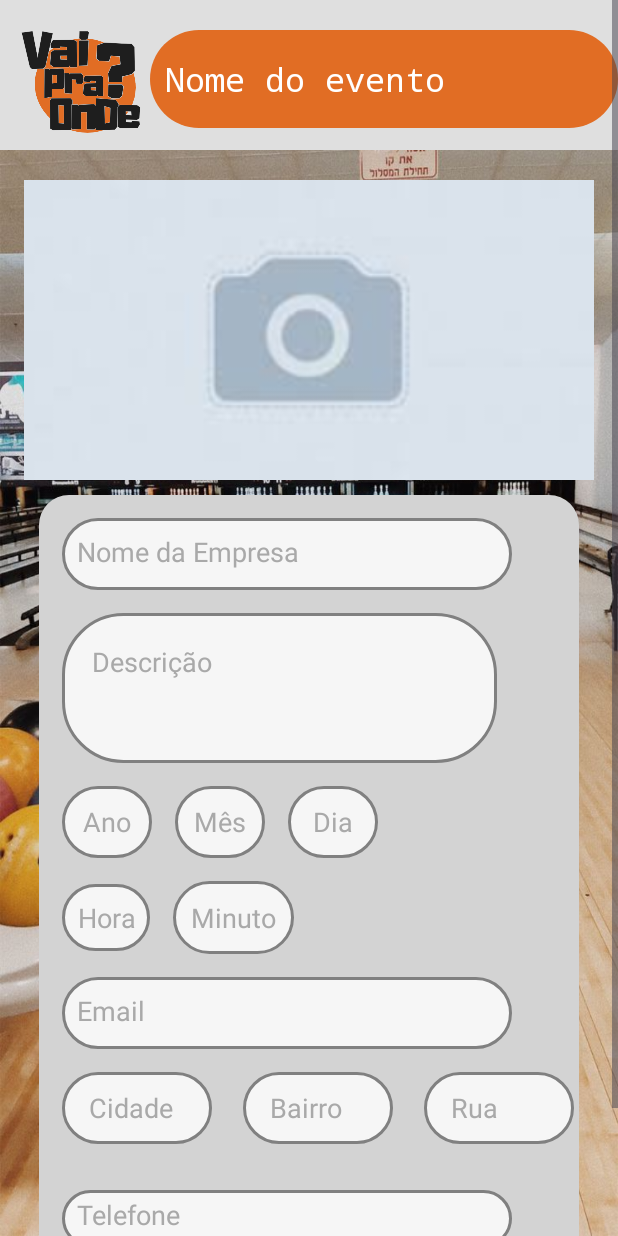
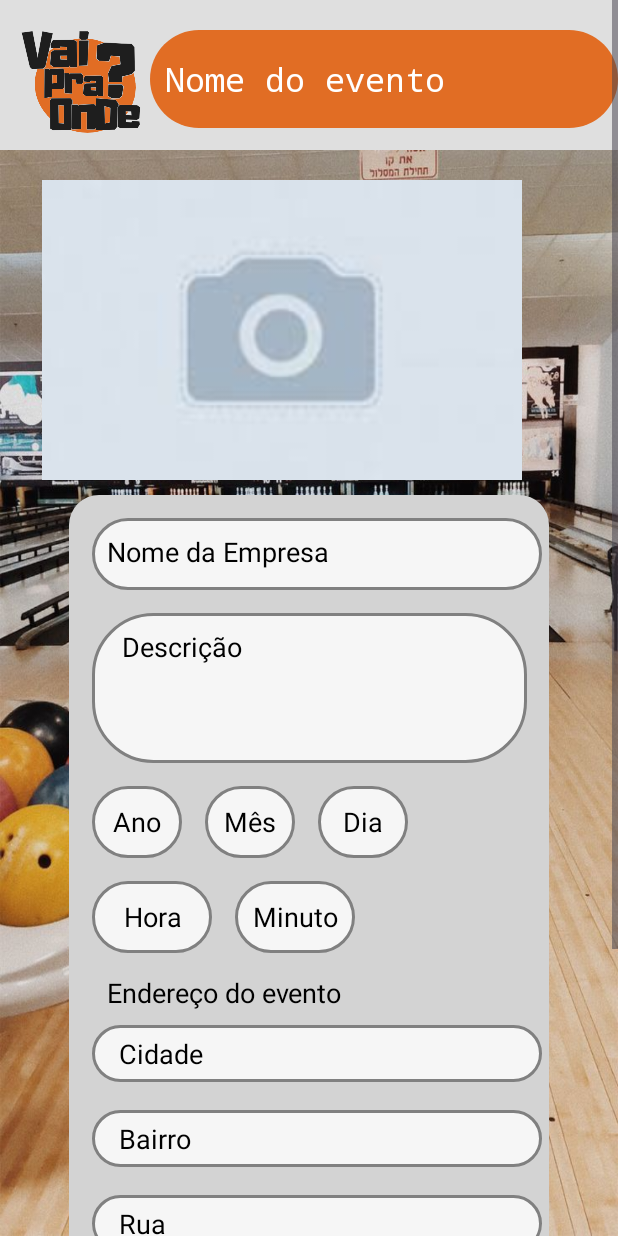
Before and after one commit to PedroFPer/Vai_pra_onde, an Android app: the fragment TelaCadastroEvento placed in its activity, on a phone screen of 412 x 824 dp. Run offline under Robolectric (Android 15) with nearby library versions, the phone set to English and light mode, and no system bars; 5 statements that could not run were skipped.

Commit message:
Eu acho que ta pronto

```diff
--- a/vaipraonde/app/src/main/java/com/ducks/vai_pra_onde/Geral/TelasFront/TelaCadastroEvento.java
+++ b/vaipraonde/app/src/main/java/com/ducks/vai_pra_onde/Geral/TelasFront/TelaCadastroEvento.java
@@ -16,6 +16,7 @@ import androidx.lifecycle.ViewModelProvider;
 
 import com.ducks.vai_pra_onde.Geral.FragmeViewModel.FragmeSessaoPessoaPJViewModel;
 import com.ducks.vai_pra_onde.Geral.SERVICE.FrontEndSERVICE.AtualizarListaSERVICE;
+import com.ducks.vai_pra_onde.Geral.Utilidades.UtilapagarFoco;
 import com.ducks.vai_pra_onde.Geral.novaDTO.Eventos;
 import com.ducks.vai_pra_onde.Geral.novaDTO.PessoaPJ;
 import com.ducks.vai_pra_onde.Geral.SERVICE.EventoSERVICE;
@@ -44,6 +45,8 @@ public class TelaCadastroEvento extends Fragment {
 
         PessoaPJ pessoaPJ = viewModelSessaoPJ.getPessoaPJ();
 
+        UtilapagarFoco utilapagarFoco = new UtilapagarFoco();
+
         //Atribuição dos componentes para variaveis
 
         //Informações da empresa que não podem ser modificadas
@@ -62,7 +65,7 @@ public class TelaCadastroEvento extends Fragment {
         EditText data_ano = view.findViewById(R.id.data_ano_cad);
         EditText data_mes = view.findViewById(R.id.data_mes_cad);
         EditText data_dia=view.findViewById(R.id.data_dia_cad);
-        EditText horario_hora = view.findViewById(R.id.horario_evento_cad_hora);
+        EditText horario_hora = view.findViewById(R.id.horario_do_evento_cad_hora);
         EditText horario_minuto = view.findViewById(R.id.horario_do_evento_cad_min);
 
         //Botão cadastro
@@ -73,6 +76,17 @@ public class TelaCadastroEvento extends Fragment {
         nome_da_empresa.setText(pessoaPJ.getNomeEmpresa());
         Email.setText(pessoaPJ.getEmail());
         Telefone.setText(pessoaPJ.getTelefone());
+
+        utilapagarFoco.apagarTextoAoFocar(nome_evento);
+        utilapagarFoco.apagarTextoAoFocar(descricao);
+        utilapagarFoco.apagarTextoAoFocar(cidade);
+        utilapagarFoco.apagarTextoAoFocar(bairro);
+        utilapagarFoco.apagarTextoAoFocar(rua);
+        utilapagarFoco.apagarTextoAoFocar(data_ano);
+        utilapagarFoco.apagarTextoAoFocar(data_mes);
+        utilapagarFoco.apagarTextoAoFocar(data_dia);
+        utilapagarFoco.apagarTextoAoFocar(horario_hora);
+        utilapagarFoco.apagarTextoAoFocar(horario_minuto);
 
 
         buttonSubmit.setOnClickListener(v -> {
--- /dev/null
+++ b/vaipraonde/app/src/main/java/com/ducks/vai_pra_onde/Geral/Utilidades/UtilapagarFoco.java
@@ -0,0 +1,17 @@
+package com.ducks.vai_pra_onde.Geral.Utilidades;
+
+import android.view.View;
+import android.widget.EditText;
+
+public class UtilapagarFoco {
+    public void apagarTextoAoFocar(EditText editText) {
+        editText.setOnFocusChangeListener(new View.OnFocusChangeListener() {
+            @Override
+            public void onFocusChange(View v, boolean hasFocus) {
+                if (hasFocus) {
+                    editText.setText(""); // Limpa o texto quando o EditText recebe foco
+                }
+            }
+        });
+    }
+}
--- a/vaipraonde/app/src/main/res/layout/activity_cadastro_evento.xml
+++ b/vaipraonde/app/src/main/res/layout/activity_cadastro_evento.xml
@@ -6,17 +6,14 @@
     android:layout_width="match_parent"
     android:layout_height="match_parent"
     android:background="@drawable/teste1"
-    android:descendantFocusability="afterDescendants"
-    tools:conhint=".Geral.TelasFront.TelaCadastroEvento">
-
+    tools:context=".Geral.TelasFront.TelaCadastroEvento"
+    android:descendantFocusability="afterDescendants">
 
     <LinearLayout
         android:layout_width="match_parent"
         android:layout_height="wrap_content"
         android:orientation="vertical"
         android:gravity="center"
-        android:focusable="true"
-        android:focusableInTouchMode="true"
         >
 
 
@@ -42,10 +39,9 @@
                 android:textSize="10pt"
                 android:background="@drawable/caixaperfil1"
                 android:textColor="@color/white"
-                android:textColorHint="@color/white"
                 android:padding="10dp"
                 android:fontFamily="monospace"
-                android:hint="Nome do evento"
+                android:text="Nome do evento"
                 android:imeOptions="actionNext"
                 android:inputType="text"/>
         </LinearLayout>
@@ -56,15 +52,14 @@
             android:layout_height="wrap_content"
             android:orientation="horizontal"
             android:layout_marginTop="20dp"
-            android:gravity="center"
             >
 
             <ImageView
 
-                android:layout_width="380dp"
-
+                android:layout_width="320dp"
+                android:layout_marginLeft="28dp"
+                android:layout_marginRight="17dp"
                 android:layout_height="200dp"
-
                 android:src="@drawable/default_foto"
                 android:scaleType="centerCrop"
                 android:adjustViewBounds="true" />
@@ -72,114 +67,98 @@
 
 
         <LinearLayout
-            android:layout_width="360dp"
-            android:layout_height="wrap_content"
+            android:layout_width="320dp"
+            android:layout_height="670dp"
 
             android:layout_marginTop="10dp"
 
             android:background="@drawable/conteiner"
             android:orientation="vertical"
             >
-            <ScrollView
-                android:layout_width="match_parent"
-                android:layout_height="match_parent">
-
             <LinearLayout
                 android:layout_width="match_parent"
                 android:layout_height="wrap_content"
-                    android:orientation="vertical"> <!-- Orientação vertical para melhor empilhamento -->
+                >
+
 
                 <TextView
                     android:id="@+id/nome_da_empresa_cad"
+                    android:padding="10dp"
                     android:layout_width="300dp"
                     android:layout_height="48dp"
                     android:layout_marginLeft="15dp"
                     android:layout_marginTop="15dp"
-                        android:padding="10dp"
-                        android:hint="Nome da Empresa"
+                    android:text="Nome da Empresa"
                     android:textColor="@color/black"
-                        android:textColorHint="@color/dark_gray"
                     android:background="@drawable/caixa"
+
+
                     android:textSize="8pt" />
-
-                    <!-- Adicione mais elementos aqui, se necessário -->
-
             </LinearLayout>
-            </ScrollView>
-
-            <ScrollView
-                android:layout_width="match_parent"
-                android:layout_height="match_parent">
 
             <LinearLayout
                 android:layout_width="match_parent"
-                    android:layout_height="wrap_content"
-                    android:orientation="vertical">
-
+                android:layout_height="wrap_content">
                 <EditText
                     android:id="@+id/descricao_cad"
                     android:layout_width="290dp"
                     android:layout_height="100dp"
+                    android:gravity="top|start"
+                    android:padding="10dp"
+                    android:paddingStart="20dp"
+                    android:paddingHorizontal="30dp"
                     android:layout_marginLeft="15dp"
                     android:layout_marginTop="15dp"
-                        android:gravity="top|start"
-                        android:padding="20dp"
-                        android:paddingVertical="100dp"
+                    android:text="Descrição"
                     android:textColor="@color/black"
-                        android:textColorHint="@color/dark_gray"
-                        android:hint="Descrição"
-                        android:background="@drawable/caixa" />
+                    android:background="@drawable/caixa"
+
+                    android:textSize="8pt" />
+
 
             </LinearLayout>
-            </ScrollView>
-
             <LinearLayout
                 android:layout_width="match_parent"
                 android:layout_height="wrap_content">
                 <EditText
                     android:id="@+id/data_ano_cad"
                     android:layout_width="60dp"
-                    android:textColor="@color/black"
                     android:layout_height="48dp"
                     android:layout_marginLeft="15dp"
                     android:layout_marginTop="15dp"
                     android:textAlignment="center"
-                    android:textColorHint="@color/dark_gray"
+                    android:text="Ano"
+                    android:textColor="@color/black"
+                    android:background="@drawable/caixa"
+                    android:imeOptions="actionNext"
                     android:inputType="number"
-                    android:hint="Ano"
-                    android:background="@drawable/caixa"
-                    android:textSize="8pt"
-                    android:imeOptions="actionNext"/>
+                    android:textSize="8pt" />
                 <EditText
                     android:id="@+id/data_mes_cad"
                     android:layout_width="60dp"
-                    android:textColor="@color/black"
                     android:layout_height="48dp"
                     android:layout_marginLeft="15dp"
                     android:layout_marginTop="15dp"
-                    android:textColorHint="@color/dark_gray"
                     android:textAlignment="center"
-                    android:hint="Mês"
+                    android:text="Mês"
+                    android:textColor="@color/black"
+                    android:background="@drawable/caixa"
+                    android:imeOptions="actionNext"
                     android:inputType="number"
-                    android:background="@drawable/caixa"
-
-                    android:textSize="8pt"
-                    android:imeOptions="actionNext"/>
+                    android:textSize="8pt" />
                 <EditText
                     android:id="@+id/data_dia_cad"
                     android:layout_width="60dp"
-                    android:textColor="@color/black"
                     android:layout_height="48dp"
                     android:layout_marginLeft="15dp"
-                    android:textColorHint="@color/dark_gray"
                     android:layout_marginTop="15dp"
                     android:textAlignment="center"
-                    android:hint="Dia"
+                    android:text="Dia"
+                    android:textColor="@color/black"
+                    android:background="@drawable/caixa"
+                    android:imeOptions="actionNext"
                     android:inputType="number"
-                    android:background="@drawable/caixa"
-
-                    android:textSize="8pt"
-                    android:imeOptions="actionNext"/>
+                    android:textSize="8pt" />
 
 
             </LinearLayout>
@@ -187,59 +166,47 @@
                 android:layout_width="wrap_content"
                 android:layout_height="wrap_content">
                 <EditText
-                    android:id="@+id/horario_evento_cad_hora"
-                    android:layout_width="wrap_content"
-                    android:textColor="@color/black"
-                    android:layout_height="wrap_content"
+                    android:id="@+id/horario_do_evento_cad_hora"
+                    android:layout_width="80dp"
+                    android:layout_height="48dp"
                     android:layout_marginLeft="15dp"
                     android:layout_marginTop="15dp"
-                    android:textColorHint="@color/dark_gray"
                     android:textAlignment="center"
                     android:background="@drawable/caixa"
                     android:padding="10dp"
+                    android:text="Hora"
+                    android:textColor="@color/black"
+                    android:imeOptions="actionNext"
                     android:inputType="number"
-                    android:hint="Hora"
 
-                    android:imeOptions="actionNext"
                     android:textSize="8pt" />
                 <EditText
                     android:id="@+id/horario_do_evento_cad_min"
-                    android:inputType="number"
-                    android:layout_width="wrap_content"
-                    android:textColor="@color/black"
-                    android:layout_height="wrap_content"
-                    android:textColorHint="@color/dark_gray"
+                    android:layout_width="80dp"
+                    android:layout_height="48dp"
                     android:layout_marginLeft="15dp"
                     android:layout_marginTop="15dp"
-                    android:padding="12dp"
+                    android:padding="10dp"
                     android:background="@drawable/caixa"
-                    android:hint="Minuto"
-                    android:textSize="8pt"
-                    android:imeOptions="actionNext"/>
-            </LinearLayout>
-            <LinearLayout
-                android:layout_width="match_parent"
-                android:layout_height="wrap_content"
-                >
-                <TextView
-                    android:id="@+id/Email_cad"
-                    android:layout_width="300dp"
+                    android:textAlignment="center"
+                    android:text="Minuto"
                     android:textColor="@color/black"
-                    android:layout_height="48dp"
-                    android:padding="10dp"
-                    android:textColorHint="@color/dark_gray"
-                    android:layout_marginLeft="15dp"
-                    android:layout_marginTop="15dp"
+                    android:imeOptions="actionNext"
+                    android:inputType="number"
 
-                    android:hint="Email"
-                    android:background="@drawable/caixa"
-                    android:textSize="8pt"
-                    android:imeOptions="actionNext"/>
-
+                    android:textSize="8pt" />
             </LinearLayout>
 
-
-
+            <TextView
+                android:paddingHorizontal="10dp"
+                android:layout_width="300dp"
+                android:layout_height="38dp"
+                android:layout_marginLeft="15dp"
+                android:layout_marginTop="10dp"
+                android:text="Endereço do evento"
+                android:textColor="@color/black"
+                android:paddingVertical="4dp"
+                android:textSize="8pt"/>
 
 
             <LinearLayout
@@ -248,32 +215,35 @@
                 android:orientation="horizontal">
                 <EditText
                     android:id="@+id/endereco_cidade_cad"
-                    android:layout_width="100dp"
+                    android:layout_width="300dp"
+                    android:layout_height="38dp"
+                    android:paddingHorizontal="18dp"
+                    android:layout_marginLeft="15dp"
+
+                    android:layout_marginRight="15dp"
+                    android:text="Cidade"
                     android:textColor="@color/black"
-                    android:layout_height="48dp"
-                    android:paddingHorizontal="18dp"
-                    android:textColorHint="@color/dark_gray"
-                    android:layout_marginLeft="15dp"
-                    android:layout_marginTop="15dp"
-                    android:layout_marginRight="15dp"
-                    android:hint="Cidade"
                     android:background="@drawable/caixa"
                     android:imeOptions="actionNext"
                     android:inputType="text"
+
                     android:textSize="8pt"
                     android:layout_marginBottom="15dp"
                     />
+
+
+            </LinearLayout>
+
             <EditText
                 android:id="@+id/endereco_bairro_cad"
-                    android:layout_width="100dp"
+                android:layout_width="300dp"
+                android:layout_height="38dp"
+                android:paddingHorizontal="18dp"
+                android:layout_marginLeft="15dp"
+                android:layout_marginTop="3dp"
+                android:layout_marginRight="15dp"
+                android:text="Bairro"
                 android:textColor="@color/black"
-                    android:textColorHint="@color/dark_gray"
-                    android:layout_height="48dp"
-                    android:paddingHorizontal="18dp"
-                    android:layout_marginLeft="5dp"
-                    android:layout_marginTop="15dp"
-                    android:layout_marginRight="15dp"
-                    android:hint="Bairro"
                 android:background="@drawable/caixa"
                 android:imeOptions="actionNext"
                 android:inputType="text"
@@ -282,54 +252,91 @@
                 />
             <EditText
                 android:id="@+id/endereco_logradouro_cad"
-                    android:layout_width="100dp"
-                    android:layout_height="48dp"
+                android:layout_width="300dp"
+                android:layout_height="38dp"
+                android:paddingHorizontal="18dp"
+                android:layout_marginLeft="15dp"
+                android:layout_marginTop="3dp"
+                android:layout_marginRight="15dp"
+                android:text="Rua"
                 android:textColor="@color/black"
-                    android:paddingHorizontal="18dp"
-                    android:layout_marginLeft="5dp"
-                    android:layout_marginTop="15dp"
-                    android:textColorHint="@color/dark_gray"
-                    android:layout_marginRight="15dp"
-                    android:hint="Rua"
                 android:background="@drawable/caixa"
                 android:imeOptions="actionNext"
                 android:inputType="text"
                 android:textSize="8pt"
 
                 />
-
-            </LinearLayout>
             <TextView
                 android:paddingHorizontal="10dp"
+                android:layout_width="300dp"
+                android:layout_height="38dp"
+                android:layout_marginLeft="15dp"
+                android:layout_marginTop="10dp"
+                android:text="Informações para contato"
+                android:textColor="@color/black"
                 android:paddingVertical="4dp"
+                android:textSize="8pt"/>
+
+
+            <TextView
+                android:paddingHorizontal="10dp"
                 android:id="@+id/telefone_cad"
                 android:layout_width="300dp"
                 android:layout_height="38dp"
                 android:layout_marginLeft="15dp"
+                android:layout_marginTop="0dp"
+                android:text="Telefone"
                 android:textColor="@color/black"
-                android:layout_marginTop="15dp"
-                android:textColorHint="@color/dark_gray"
-                android:hint="Telefone"
                 android:background="@drawable/caixa"
-                android:imeOptions="actionDone"
+                android:paddingVertical="4dp"
                 android:textSize="8pt"
                 android:layout_marginBottom="15dp"/>
 
+            <LinearLayout
+                android:layout_width="match_parent"
+                android:layout_height="wrap_content"
+                >
+                <TextView
+                    android:id="@+id/Email_cad"
+                    android:layout_width="300dp"
+                    android:layout_height="40dp"
+                    android:layout_marginLeft="15dp"
+                    android:layout_marginTop="3dp"
+                    android:paddingVertical="4dp"
+                    android:paddingHorizontal="10dp"
+                    android:padding="10dp"
+                    android:text="Email"
+                    android:textColor="@color/black"
+                    android:background="@drawable/caixa"
+                    android:textSize="8pt" />
 
             </LinearLayout>
+
+
+
+        </LinearLayout>
+        <LinearLayout
+            android:layout_width="match_parent"
+            android:layout_height="match_parent"
+            android:orientation="horizontal"
+            android:gravity="center"
+            >
             <Button
                 android:id="@+id/BtnSubmit"
                 android:layout_width="wrap_content"
                 android:layout_height="wrap_content"
                 android:backgroundTint="@color/burnt_orange"
-            android:text="Criar Evento"
+                android:text="Criar evento"
                 android:textColor="@color/white"
                 android:padding="20dp"
-
+                android:layout_marginRight="20dp"
                 android:textSize="8pt"
 
                 />
 
         </LinearLayout>
 
+
+    </LinearLayout>
+
 </ScrollView>
```
Also changed, not shown: vaipraonde/app/src/main/java/com/ducks/vai_pra_onde/Geral/TelasFront/TelaCadastroModifEvento.java (+14 -1 lines), vaipraonde/app/src/main/res/layout/activity_editar_evento.xml (+64 -38 lines). Lines whose indentation alone changed are shown as unchanged.
